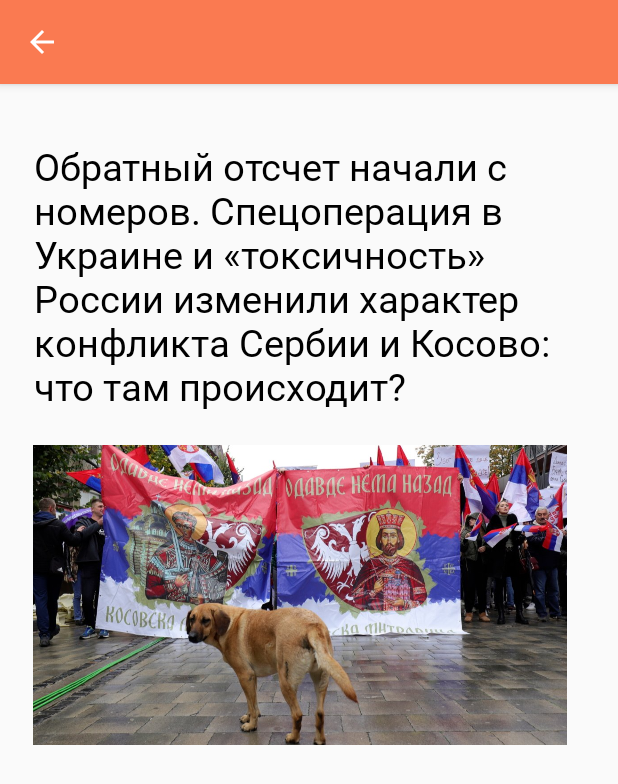
After one commit to ilyastoletov/Orange-News-App, an Android app: the ArticleActivity screen opened directly, with no data from a screen before it, on a phone screen of 412 x 824 dp. The commit adds this screen. Shown: the top 784 px of the screen. Run offline under Robolectric (Android 15) with nearby library versions, the phone set to English and light mode, and no system bars; our stand-ins replace data binding.

Commit message:
added ArticleActivity

```diff
--- a/app/build.gradle
+++ b/app/build.gradle
@@ -52,4 +52,5 @@ dependencies {
     testImplementation 'junit:junit:4.13.2'
     androidTestImplementation 'androidx.test.ext:junit:1.1.3'
     androidTestImplementation 'androidx.test.espresso:espresso-core:3.4.0'
+
 }
--- /dev/null
+++ b/app/src/main/java/com/evilcorp/orangenews/ArticleActivity.kt
@@ -0,0 +1,25 @@
+package com.evilcorp.orangenews
+
+import android.content.Intent
+import androidx.appcompat.app.AppCompatActivity
+import android.os.Bundle
+import android.view.MenuItem
+import androidx.databinding.DataBindingUtil
+import com.evilcorp.orangenews.databinding.ActivityArticleBinding
+
+class ArticleActivity : AppCompatActivity() {
+
+    lateinit var binding: ActivityArticleBinding
+
+    override fun onCreate(savedInstanceState: Bundle?) {
+        super.onCreate(savedInstanceState)
+        binding = DataBindingUtil.setContentView(this@ArticleActivity, R.layout.activity_article)
+        val articleTitle = intent.getStringExtra("ArticleTitle")
+        val articleText = intent.getStringExtra("ArticleText")
+        binding.lifecycleOwner = this
+        supportActionBar!!.setDisplayHomeAsUpEnabled(true)
+        supportActionBar!!.title = ""
+    }
+
+
+}
--- a/app/src/main/java/com/evilcorp/orangenews/data/models/News.kt
+++ b/app/src/main/java/com/evilcorp/orangenews/data/models/News.kt
@@ -1,3 +1,3 @@
 package com.evilcorp.orangenews.data.models
 
-data class News(val title: String, val imageUrl: String)
+data class News(val title: String, val imageUrl: String, val articleText: String)
--- /dev/null
+++ b/app/src/main/res/layout/activity_article.xml
@@ -0,0 +1,45 @@
+<?xml version="1.0" encoding="utf-8"?>
+<layout xmlns:android="http://schemas.android.com/apk/res/android"
+    xmlns:app="http://schemas.android.com/apk/res-auto"
+    xmlns:tools="http://schemas.android.com/tools">
+
+    <data>
+
+    </data>
+
+    <androidx.constraintlayout.widget.ConstraintLayout
+        android:layout_width="match_parent"
+        android:layout_height="match_parent"
+        tools:context=".ArticleActivity">
+
+        <TextView
+            android:id="@+id/article_title"
+            android:layout_width="350dp"
+            android:layout_height="wrap_content"
+            android:text="Обратный отсчет начали с номеров. Спецоперация в Украине и «токсичность» России изменили характер конфликта Сербии и Косово: что там происходит?"
+            android:textSize="25sp"
+            android:layout_marginStart="20dp"
+            android:layout_marginEnd="20dp"
+            android:textColor="@color/black"
+            android:fontFamily="@font/article_bold"
+            app:layout_constraintBottom_toBottomOf="parent"
+            app:layout_constraintEnd_toEndOf="parent"
+            app:layout_constraintHorizontal_bias="0.132"
+            app:layout_constraintStart_toStartOf="parent"
+            app:layout_constraintTop_toTopOf="parent"
+            app:layout_constraintVertical_bias="0.064" />
+
+        <ImageView
+            android:layout_width="400dp"
+            android:layout_height="200dp"
+            android:layout_marginEnd="40dp"
+            android:src="@drawable/title_example_image"
+            app:layout_constraintBottom_toBottomOf="parent"
+            app:layout_constraintEnd_toEndOf="parent"
+            app:layout_constraintHorizontal_bias="0.0"
+            app:layout_constraintStart_toStartOf="parent"
+            app:layout_constraintTop_toTopOf="@id/article_title"
+            app:layout_constraintVertical_bias="0.383" />
+
+    </androidx.constraintlayout.widget.ConstraintLayout>
+</layout>
--- a/app/src/main/res/values/themes.xml
+++ b/app/src/main/res/values/themes.xml
@@ -13,4 +13,18 @@
         <item name="android:statusBarColor">?attr/colorPrimaryVariant</item>
         <!-- Customize your theme here. -->
     </style>
+
+    <style name="Theme.Article" parent="Theme.AppCompat.Light.DarkActionBar">
+        <!-- Primary brand color. -->
+        <item name="colorPrimary">@color/orange_main</item>
+        <item name="colorPrimaryVariant">@color/orange_main</item>
+        <item name="colorOnPrimary">@color/white</item>
+        <!-- Secondary brand color. -->
+        <item name="colorSecondary">@color/orange_main</item>
+        <item name="colorSecondaryVariant">@color/orange_main</item>
+        <item name="colorOnSecondary">@color/white</item>
+        <!-- Status bar color. -->
+        <item name="android:statusBarColor">?attr/colorPrimaryVariant</item>
+        <!-- Customize your theme here. -->
+    </style>
 </resources>
```
Also changed, not shown: app/src/main/AndroidManifest.xml (+10 -1 lines), app/src/main/java/com/evilcorp/orangenews/ui/adapters/AllNewsAdapter.kt (+11 -2 lines), app/src/main/java/com/evilcorp/orangenews/ui/screens/AllNewsFragment.kt (+6 -2 lines), app/src/main/res/drawable/title_example_image.jpeg (added).
